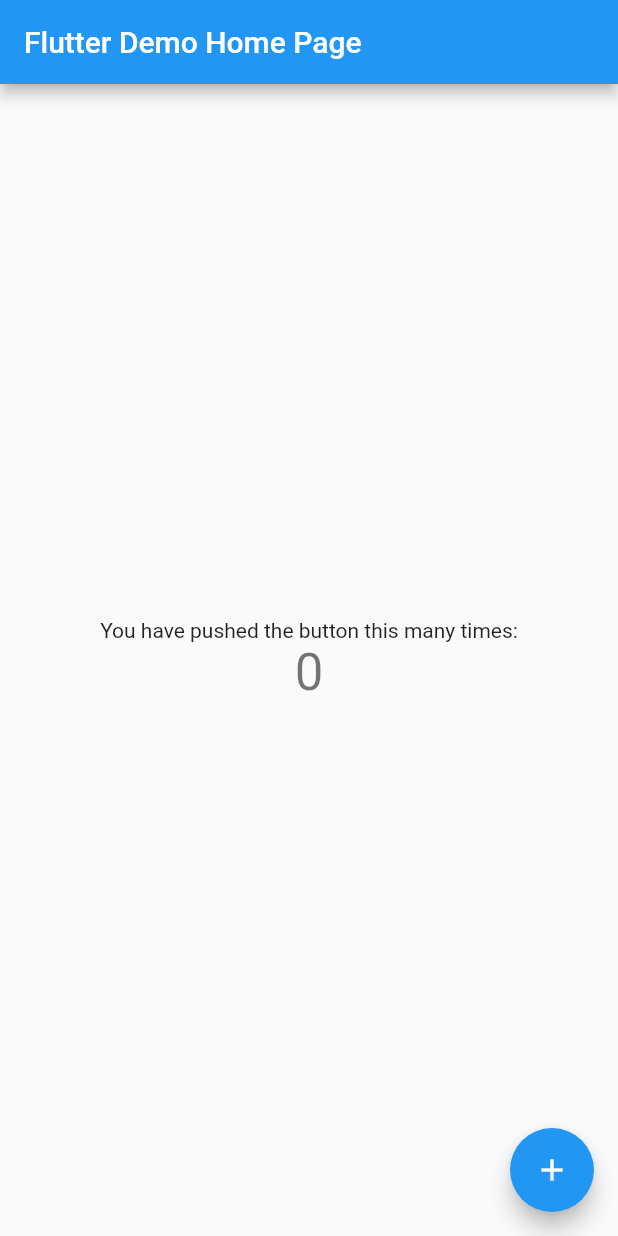
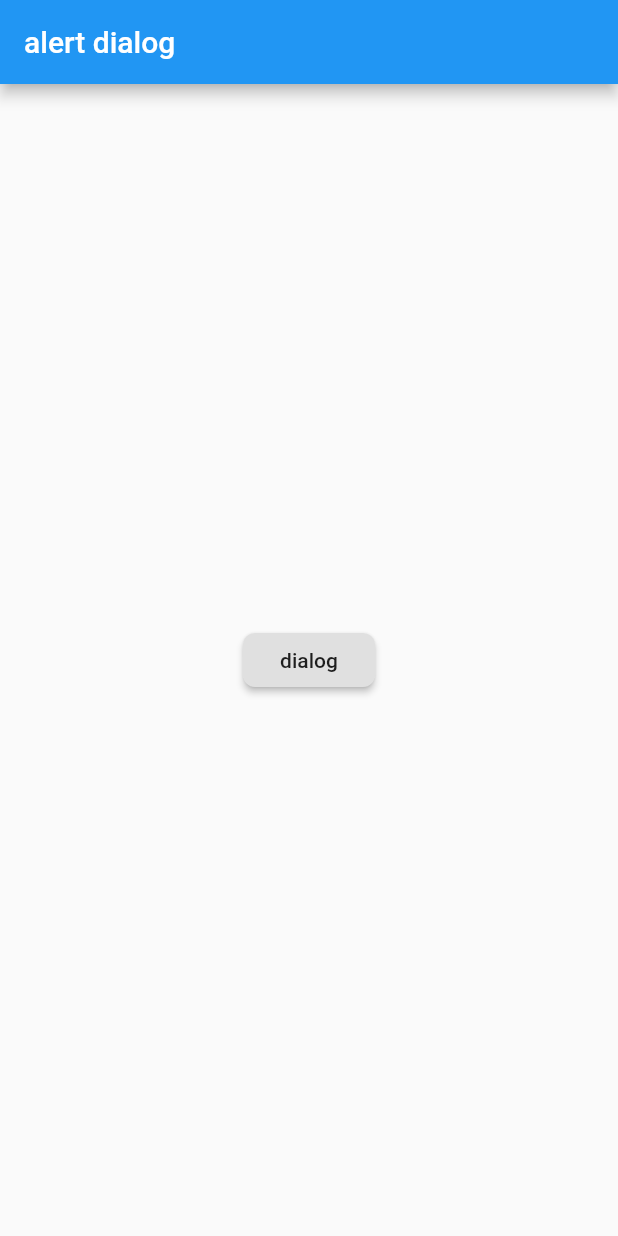
Before and after one commit to Channelsu/dialog, a Flutter app: the screen it shows after launch, on a phone screen of 412 x 824 dp. Run offline on Flutter 3.47's test engine with Material 2 defaults, Android fonts, the phone set to English and light mode, and no system bars.

Commit message:
ダイアログが表示されるボタンの配置

```diff
--- a/lib/main.dart
+++ b/lib/main.dart
@@ -1,117 +1,46 @@
 import 'package:flutter/material.dart';
 
 void main() {
-  runApp(MyApp());
+  runApp(MaterialApp(
+    title: 'alert dialog',
+    home: HomeScreen(),
+  ));
 }
 
-class MyApp extends StatelessWidget {
-  // This widget is the root of your application.
-  @override
-  Widget build(BuildContext context) {
-    return MaterialApp(
-      title: 'Flutter Demo',
-      theme: ThemeData(
-        // This is the theme of your application.
-        //
-        // Try running your application with "flutter run". You'll see the
-        // application has a blue toolbar. Then, without quitting the app, try
-        // changing the primarySwatch below to Colors.green and then invoke
-        // "hot reload" (press "r" in the console where you ran "flutter run",
-        // or simply save your changes to "hot reload" in a Flutter IDE).
-        // Notice that the counter didn't reset back to zero; the application
-        // is not restarted.
-        primarySwatch: Colors.blue,
-        // This makes the visual density adapt to the platform that you run
-        // the app on. For desktop platforms, the controls will be smaller and
-        // closer together (more dense) than on mobile platforms.
-        visualDensity: VisualDensity.adaptivePlatformDensity,
-      ),
-      home: MyHomePage(title: 'Flutter Demo Home Page'),
+class HomeScreen extends StatelessWidget {
+
+  createAlertDialog(BuildContext context) {
+    return showDialog(
+      context: context,
+      builder: (context) {
+        return AlertDialog(
+          title: Text('タイトル'),
+        );
+      },
     );
-  }
-}
-
-class MyHomePage extends StatefulWidget {
-  MyHomePage({Key key, this.title}) : super(key: key);
-
-  // This widget is the home page of your application. It is stateful, meaning
-  // that it has a State object (defined below) that contains fields that affect
-  // how it looks.
-
-  // This class is the configuration for the state. It holds the values (in this
-  // case the title) provided by the parent (in this case the App widget) and
-  // used by the build method of the State. Fields in a Widget subclass are
-  // always marked "final".
-
-  final String title;
-
-  @override
-  _MyHomePageState createState() => _MyHomePageState();
-}
-
-class _MyHomePageState extends State<MyHomePage> {
-  int _counter = 0;
-
-  void _incrementCounter() {
-    setState(() {
-      // This call to setState tells the Flutter framework that something has
-      // changed in this State, which causes it to rerun the build method below
-      // so that the display can reflect the updated values. If we changed
-      // _counter without calling setState(), then the build method would not be
-      // called again, and so nothing would appear to happen.
-      _counter++;
-    });
   }
 
   @override
   Widget build(BuildContext context) {
-    // This method is rerun every time setState is called, for instance as done
-    // by the _incrementCounter method above.
-    //
-    // The Flutter framework has been optimized to make rerunning build methods
-    // fast, so that you can just rebuild anything that needs updating rather
-    // than having to individually change instances of widgets.
     return Scaffold(
       appBar: AppBar(
-        // Here we take the value from the MyHomePage object that was created by
-        // the App.build method, and use it to set our appbar title.
-        title: Text(widget.title),
+        title: Text('alert dialog'),
       ),
-      body: Center(
-        // Center is a layout widget. It takes a single child and positions it
-        // in the middle of the parent.
-        child: Column(
-          // Column is also a layout widget. It takes a list of children and
-          // arranges them vertically. By default, it sizes itself to fit its
-          // children horizontally, and tries to be as tall as its parent.
-          //
-          // Invoke "debug painting" (press "p" in the console, choose the
-          // "Toggle Debug Paint" action from the Flutter Inspector in Android
-          // Studio, or the "Toggle Debug Paint" command in Visual Studio Code)
-          // to see the wireframe for each widget.
-          //
-          // Column has various properties to control how it sizes itself and
-          // how it positions its children. Here we use mainAxisAlignment to
-          // center the children vertically; the main axis here is the vertical
-          // axis because Columns are vertical (the cross axis would be
-          // horizontal).
-          mainAxisAlignment: MainAxisAlignment.center,
-          children: <Widget>[
-            Text(
-              'You have pushed the button this many times:',
+      body: Builder(builder: (context){
+        return Container(
+          child: Center(
+            child: RaisedButton(
+              shape: RoundedRectangleBorder(
+                borderRadius: BorderRadius.circular(8)
+              ),
+              child: Text('dialog'),
+              onPressed: () {
+                createAlertDialog(context);
+              },
             ),
-            Text(
-              '$_counter',
-              style: Theme.of(context).textTheme.headline4,
-            ),
-          ],
-        ),
-      ),
-      floatingActionButton: FloatingActionButton(
-        onPressed: _incrementCounter,
-        tooltip: 'Increment',
-        child: Icon(Icons.add),
-      ), // This trailing comma makes auto-formatting nicer for build methods.
+          ),
+        );
+      }),
     );
   }
 }
```
